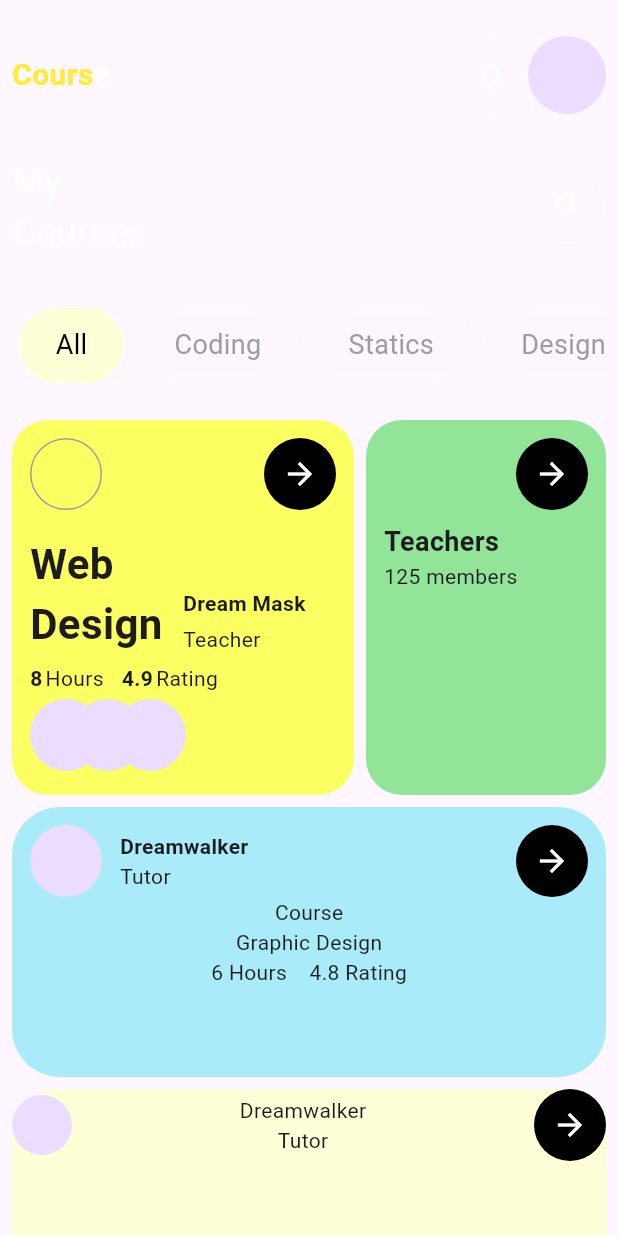
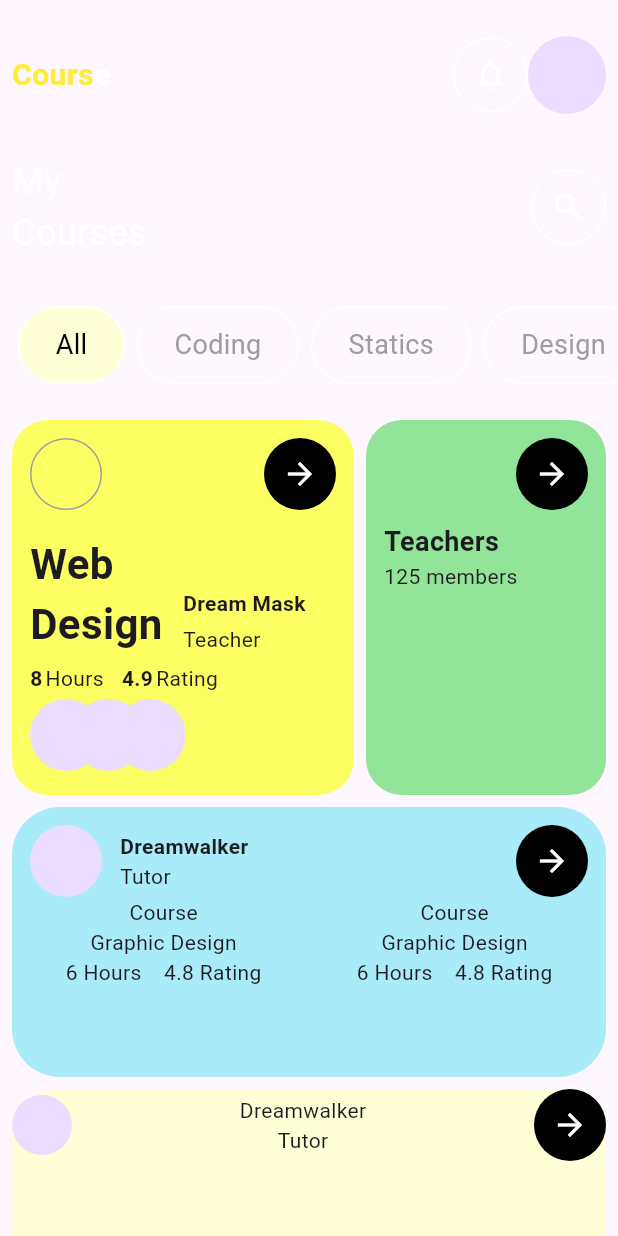
Before and after one commit to JAICHANGPARK/flutter_notebook_chapter_35, a Flutter app: the LearningHomePage screen opened directly, on a phone screen of 412 x 824 dp. Run offline on Flutter 3.47's test engine with Material 3 defaults, Android fonts, the phone set to English and light mode, and no system bars; our stand-ins replace dots_indicator, gap.

Commit message:
Update learning_home_page.dart

```diff
--- a/lib/ep1774_learning_app/view/learning_home_page.dart
+++ b/lib/ep1774_learning_app/view/learning_home_page.dart
@@ -335,6 +335,16 @@ class _LearningHomePageState extends State<LearningHomePage> {
                                   Text("6 Hours    4.8 Rating")
                                 ],
                               ),
+                            ),
+                            VerticalDivider(),
+                            Expanded(
+                              child: Column(
+                                children: [
+                                  Text("Course"),
+                                  Text("Graphic Design"),
+                                  Text("6 Hours    4.8 Rating")
+                                ],
+                              ),
                             )
                           ],
                         )
```
